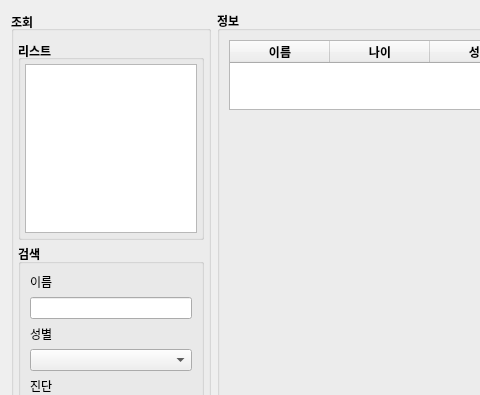
Above: Dentix/patientsearchform.ui from sueun-jo/2ndmini_dentix before the change; both pictures show x 0 to 480 and y 0 to 395 of the 755 by 546 pixel window. Below: the same form after it.
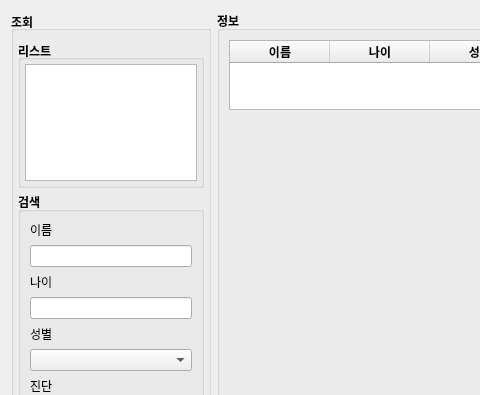
That is the form after the change.

Diff of the .ui file:
```diff
--- a/Dentix/patientsearchform.ui
+++ b/Dentix/patientsearchform.ui
@@ -121,6 +121,21 @@
            <item>
             <widget class="QLineEdit" name="leNameSearch"/>
            </item>
+           <item>
+            <widget class="QLabel" name="label_2">
+             <property name="font">
+              <font>
+               <bold>false</bold>
+              </font>
+             </property>
+             <property name="text">
+              <string>나이</string>
+             </property>
+            </widget>
+           </item>
+           <item>
+            <widget class="QLineEdit" name="leAgeSearch"/>
+           </item>
            <item>
             <widget class="QLabel" name="label_3">
              <property name="font">
```
